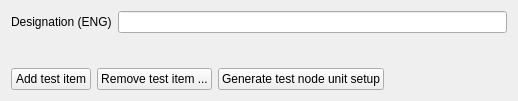
Qt form tools/mdtcablelist/src/mdtTtTestEditor.ui (scandyna/multidiagtools) before a commit.
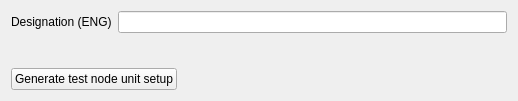
The same form after that commit.

Commit message: Working on test tool and first step with cable checker

Patch:
```diff
--- a/tools/mdtcablelist/src/mdtTtTestEditor.ui
+++ b/tools/mdtcablelist/src/mdtTtTestEditor.ui
@@ -30,20 +30,6 @@
    </item>
    <item>
     <layout class="QHBoxLayout" name="horizontalLayout">
-     <item>
-      <widget class="QPushButton" name="pbAddTestItem">
-       <property name="text">
-        <string>Add test item</string>
-       </property>
-      </widget>
-     </item>
-     <item>
-      <widget class="QPushButton" name="pbRemoveTestItem">
-       <property name="text">
-        <string>Remove test item ...</string>
-       </property>
-      </widget>
-     </item>
      <item>
       <widget class="QPushButton" name="pbGenerateNodeUnitSetup">
        <property name="text">
```
The commit also changes 51 other files.
